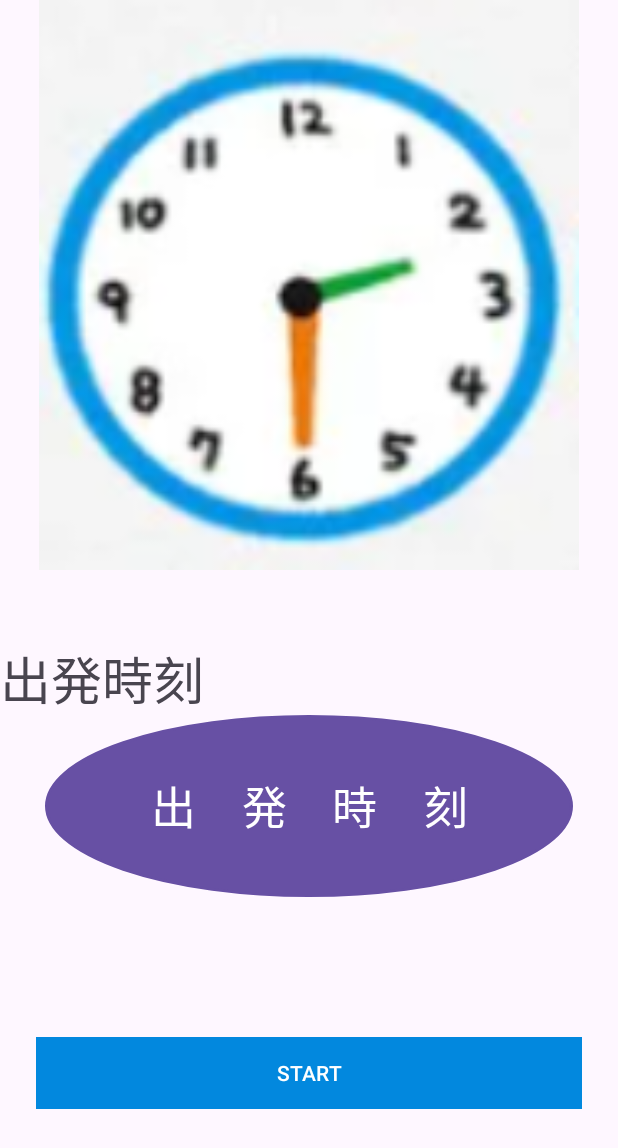
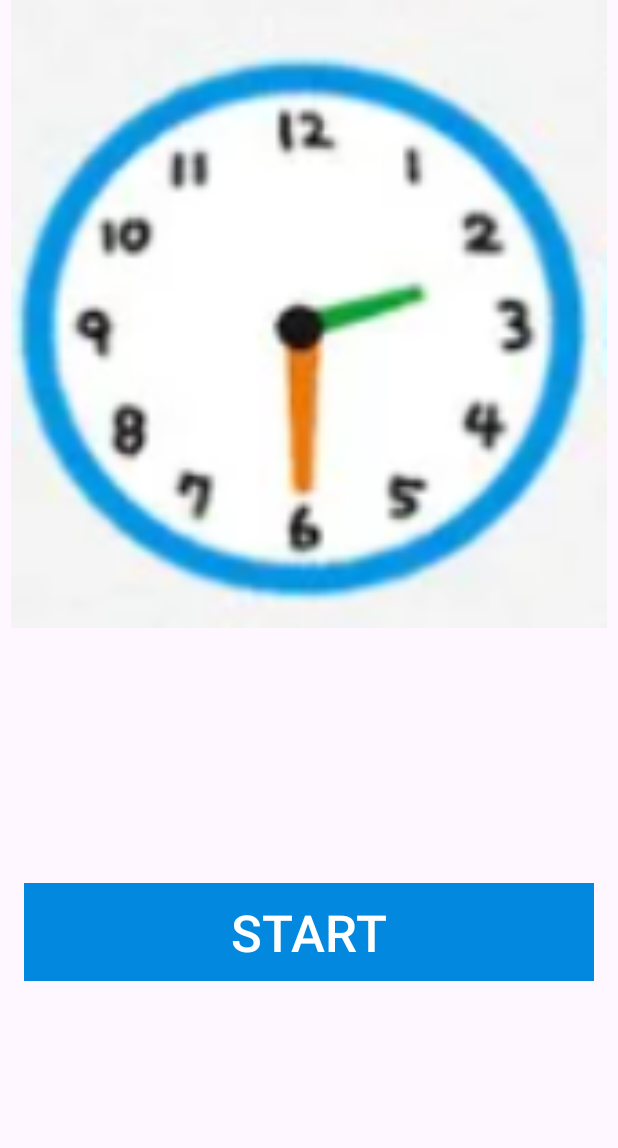
Before and after one commit to itc-s21014/MyApplication2, an Android app: the TimeSettingActivity screen opened directly, with no data from a screen before it, on a phone screen of 412 x 824 dp. Shown: the top 1148 px of the screen. Run offline under Robolectric (Android 15) with nearby library versions, the phone set to English and light mode, and no system bars.

```diff
--- a/app/src/main/java/com/example/myapplication2/ExecutionActivity.kt
+++ b/app/src/main/java/com/example/myapplication2/ExecutionActivity.kt
@@ -5,6 +5,7 @@ import android.app.PendingIntent
 import android.content.Context
 import android.content.Intent
 import android.database.Cursor
+import android.icu.util.Calendar
 import android.os.Bundle
 import android.os.Handler
 import android.os.Looper
@@ -13,6 +14,7 @@ import androidx.appcompat.app.AppCompatActivity
 import com.example.myapplication2.databinding.ActivityExecutionBinding
 import android.widget.TextView
 import kotlinx.coroutines.Runnable
+import java.text.DateFormat
 import java.text.SimpleDateFormat
 import java.util.Date
 import java.util.Locale
@@ -68,7 +70,7 @@ class ExecutionActivity : AppCompatActivity() {
 
 //        runTextAnimation()
 
-        val updateTimeDelayMillis: Int = 1000 * 10
+/*        val updateTimeDelayMillis: Int = 1000 * 10
         handler.postDelayed(object : Runnable {
             override fun run() {
                 currentTaskIndex = (currentTaskIndex + 1) // % taskList.size
@@ -76,6 +78,7 @@ class ExecutionActivity : AppCompatActivity() {
                 handler.postDelayed(this, updateTimeDelayMillis.toLong())
             }
         }, updateTimeDelayMillis.toLong())
+ */
     }
 
     private fun displayuser() {
@@ -91,7 +94,7 @@ class ExecutionActivity : AppCompatActivity() {
 
     override fun onResume() {
         super.onResume()
-        handler.postDelayed(updateTimeRunnable, 1000)
+        handler.postDelayed(updateTimeRunnable, 0)
     }
 
     override fun onPause() {
@@ -106,22 +109,34 @@ class ExecutionActivity : AppCompatActivity() {
     }
 
     private fun updateTask() {
+//        currentTaskIndex++
+        handler.post(object : Runnable {
+            override fun run() {
                 if (currentTaskIndex < newArray.size) {
                     val task = newArray[currentTaskIndex]
                     val taskText = "${task.name}"
                     taskTextView.text = taskText
-            timeRangeTextView.text = "${task.contact}"
+                    val minutesFromDatabase = task.contact
+                    timeRangeTextView.text = "${minutesFromDatabase}"
+                    val timeRangeTextView = findViewById<TextView>(R.id.timeRangeTextView)
+                    val currentTime = Calendar.getInstance()
+                    val endCurrentTime = Calendar.getInstance()
+                    endCurrentTime.add(Calendar.MINUTE, minutesFromDatabase)
+                    timeRangeTextView.text = "${dateFormat.format(currentTime.time)} - ${dateFormat.format(endCurrentTime.time)}"
                     /*            if (newArray.size > currentTaskIndex) {
                             val datalist = newArray[currentTaskIndex]
                         }
              */
-//            currentTaskIndex++
+                    handler.postDelayed(updateTimeRunnable, 1000)
                 }
                 if (currentTaskIndex == newArray.size) {
                     finish()
                     val nextIntent = Intent(this@ExecutionActivity, EndActivity::class.java)
                     startActivity(nextIntent)
+//                    handler.postDelayed(this, 1000)
                 }
+            }
+        })
     }
 
     /*    private fun getTaskForTime(time: String): String {
@@ -160,14 +175,15 @@ class ExecutionActivity : AppCompatActivity() {
     }
 
 /*    private fun updateRealTime() {
-        val timeRangeTextView = findViewById<TextView>(R.id.timeRangeTextView)
     //        val textView7 = findViewById<TextView>(R.id.textView7)
 
         handler.post(object : Runnable {
             override fun run() {
-                val currentTime = SimpleDateFormat("hh:mm", Locale.getDefault()).format(Date())
-
-                timeRangeTextView.text = currentTime
+                val currentTime = Calendar.getInstance()
+//                currentTime.time = DateFormat("HH:mm:ss", Locale.getDefault())
+                val endCurrentTime = Calendar.getInstance()
+                endCurrentTime.add(0, 5)
+                timeRangeTextView.text = "${dateFormat.format(currentTime.time)} - ${dateFormat.format(endCurrentTime.time)}"
     //                textView7.text = getTaskForTime(currentTime)
 
                 handler.postDelayed(this, 1000)
@@ -175,6 +191,7 @@ class ExecutionActivity : AppCompatActivity() {
         })
     }
  */
+
     private fun scheduleScreenTransition(context: Context) {
         val alarmManager = context.getSystemService(Context.ALARM_SERVICE) as AlarmManager
         val intent = Intent(context, EndActivity::class.java)
--- a/app/src/main/java/com/example/myapplication2/TimeSettingActivity.kt
+++ b/app/src/main/java/com/example/myapplication2/TimeSettingActivity.kt
@@ -15,7 +15,7 @@ class TimeSettingActivity : AppCompatActivity() {
         binding = ActivityTimeSettingBinding.inflate(layoutInflater)
         setContentView(binding.root)
 
-        binding.button4.setOnClickListener {
+/*        binding.button4.setOnClickListener {
             val calendar = Calendar.getInstance()
             val hour = calendar.get(Calendar.HOUR_OF_DAY)
             val minute = calendar.get(Calendar.MINUTE)
@@ -32,7 +32,7 @@ class TimeSettingActivity : AppCompatActivity() {
             )
             timePickerDialog.show()
         }
-
+ */
         binding.start.setOnClickListener {
             val intent = Intent(this, ExecutionActivity::class.java)
             startActivity(intent)
--- a/app/src/main/res/layout/activity_time_setting.xml
+++ b/app/src/main/res/layout/activity_time_setting.xml
@@ -9,28 +9,22 @@
         android:id="@+id/start"
         android:layout_width="0dp"
         android:layout_height="wrap_content"
-        android:layout_marginStart="24dp"
-        android:layout_marginEnd="24dp"
+        android:layout_marginStart="16dp"
+        android:layout_marginEnd="16dp"
+        android:background="@drawable/partsdesign"
         android:text="START"
-        android:background="@drawable/partsdesign"
+        android:textSize="34sp"
         app:backgroundTint="#0288DE"
         app:layout_constraintBottom_toBottomOf="parent"
         app:layout_constraintEnd_toEndOf="parent"
         app:layout_constraintStart_toStartOf="parent"
-        app:layout_constraintTop_toTopOf="@+id/guideline24" />
-
-    <androidx.constraintlayout.widget.Guideline
-        android:id="@+id/guideline20"
-        android:layout_width="wrap_content"
-        android:layout_height="wrap_content"
-        android:orientation="horizontal"
-        app:layout_constraintGuide_begin="380dp" />
+        app:layout_constraintTop_toTopOf="@+id/guideline23" />
 
     <ImageView
         android:id="@+id/imageView3"
         android:layout_width="0dp"
         android:layout_height="0dp"
-        app:layout_constraintBottom_toTopOf="@+id/guideline20"
+        app:layout_constraintBottom_toTopOf="@+id/guideline23"
         app:layout_constraintEnd_toEndOf="parent"
         app:layout_constraintHorizontal_bias="1.0"
         app:layout_constraintStart_toStartOf="parent"
@@ -44,43 +38,4 @@
         android:orientation="horizontal"
         app:layout_constraintGuide_begin="419dp" />
 
-    <Button
-        android:id="@+id/button4"
-        android:layout_width="0dp"
-        android:layout_height="0dp"
-        android:layout_marginStart="30dp"
-        android:layout_marginTop="50dp"
-        android:layout_marginEnd="30dp"
-        android:background="@drawable/maruiwaku"
-        android:text="出　発　時　刻"
-        android:textSize="30sp"
-        app:layout_constraintBottom_toBottomOf="@+id/textView3"
-        app:layout_constraintEnd_toEndOf="parent"
-        app:layout_constraintHorizontal_bias="0.0"
-        app:layout_constraintStart_toStartOf="@+id/textView3"
-        app:layout_constraintTop_toTopOf="@+id/textView3"
-        app:layout_constraintVertical_bias="0.0" />
-
-    <TextView
-        android:id="@+id/textView3"
-        android:layout_width="0dp"
-        android:layout_height="0dp"
-        android:layout_marginTop="8dp"
-        android:layout_marginBottom="8dp"
-        android:text="@string/starttime"
-        android:textSize="34sp"
-        app:layout_constraintBottom_toTopOf="@+id/guideline24"
-        app:layout_constraintEnd_toEndOf="parent"
-        app:layout_constraintHorizontal_bias="0.0"
-        app:layout_constraintStart_toStartOf="parent"
-        app:layout_constraintTop_toTopOf="@+id/guideline23"
-        app:layout_constraintVertical_bias="0.0" />
-
-    <androidx.constraintlayout.widget.Guideline
-        android:id="@+id/guideline24"
-        android:layout_width="wrap_content"
-        android:layout_height="wrap_content"
-        android:orientation="horizontal"
-        app:layout_constraintGuide_begin="606dp" />
-
 </androidx.constraintlayout.widget.ConstraintLayout>
```
Lines whose indentation alone changed are shown as unchanged.
